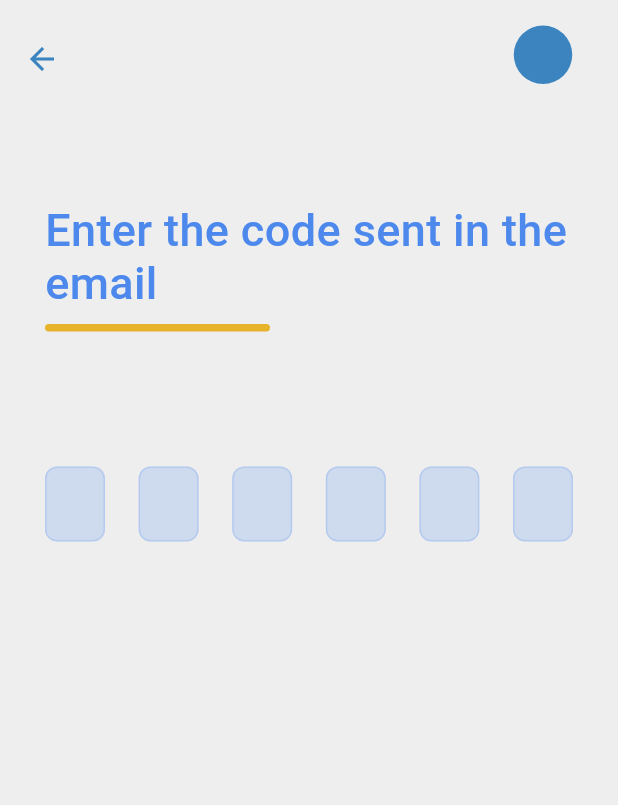
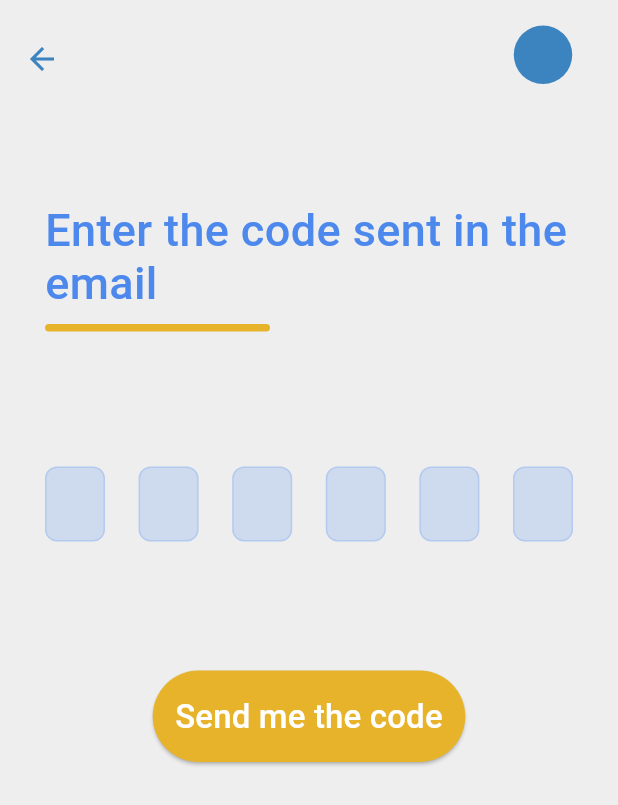
Before and after one commit to aymanabid10/jeiproject, a Flutter app: the screen it shows after launch, on a phone screen of 412 x 824 dp. Shown: the top 805 px of the screen. Run offline on Flutter 3.47's test engine with Material 3 defaults, Android fonts, the phone set to English and light mode, and no system bars; drawn by our look-alikes of pin_code_fields; Roboto replaces fonts that are missing (Montserrat).

Commit message:
updatet CustomButton

```diff
--- /dev/null
+++ b/lib/elements/CustomButton.dart
@@ -0,0 +1,33 @@
+import 'package:flutter/material.dart';
+
+class CustomButton extends StatelessWidget {
+  final String label;
+  const CustomButton({
+    super.key,
+    required this.label,
+    });
+
+  @override
+  Widget build(BuildContext context) {
+    return ElevatedButton(
+      onPressed: () {},
+      child: Text(
+        label,
+        textAlign: TextAlign.center,
+        style:  TextStyle(
+          fontFamily: 'Montserrat',
+          fontSize: 22,
+          fontWeight: FontWeight.w500,
+          color: Colors.white ,
+        ),
+      ),
+      style: ElevatedButton.styleFrom(
+        backgroundColor: Color(0xFFE6B32A),
+        shape: RoundedRectangleBorder(
+          borderRadius: BorderRadius.circular(40),
+          ),
+          padding: EdgeInsets.all(15),
+      ),
+    );
+  }
+}
--- a/lib/main.dart
+++ b/lib/main.dart
@@ -1,6 +1,6 @@
 import 'package:flutter/material.dart';
 import 'pages/homeScreen2.dart';
-import 'package:jeiproject/pages/authenticationCode.dart';
+import 'package:jeiproject/pages/authenticationCodeScreen.dart';
 void main() {
   runApp(const MyApp());
 }
--- a/lib/pages/LoginScreen.dart
+++ b/lib/pages/LoginScreen.dart
@@ -1,6 +1,6 @@
 import 'package:flutter/material.dart';
 import 'package:jeiproject/elements/Connection.dart';
-import 'package:jeiproject/elements/LogInButton.dart';
+import 'package:jeiproject/elements/CustomButton.dart';
 import 'package:jeiproject/elements/LoginField.dart';
 import 'package:jeiproject/elements/Fist_password.dart';
 
@@ -31,7 +31,7 @@ class _LoginScreenState extends State<LoginScreen> {
             labelText: 'Password',
             imageAsset: "lib/images/lock 4.png",
           ),
-          LoginButton(),
+          CustomButton(label: "Login",),
           Forgot(),
         ],
       ),
--- a/lib/pages/authenticationCode.dart
+++ b/lib/pages/authenticationCodeScreen.dart
@@ -2,6 +2,7 @@ import 'package:flutter/material.dart';
 import 'package:jeiproject/elements/Menu.dart';
 import 'package:jeiproject/elements/Title.dart';
 import 'package:jeiproject/elements/codeFields.dart';
+import 'package:jeiproject/elements/CustomButton.dart';
 
 class AccountVerification extends StatefulWidget {
   const AccountVerification({super.key});
@@ -22,6 +23,10 @@ class _AccountVerificationState extends State<AccountVerification> {
         children: [
           PageTitle(Title: "Enter the code sent in the email",),
           CodeField(controller: controller,),
+          Padding(
+            padding: EdgeInsets.only(top: 70),
+            child : CustomButton(label: "Send me the code")
+          ),
         ],
       ),
 
```
Also changed, not shown: lib/elements/LogInButton.dart (deleted, +0 -22 lines).
